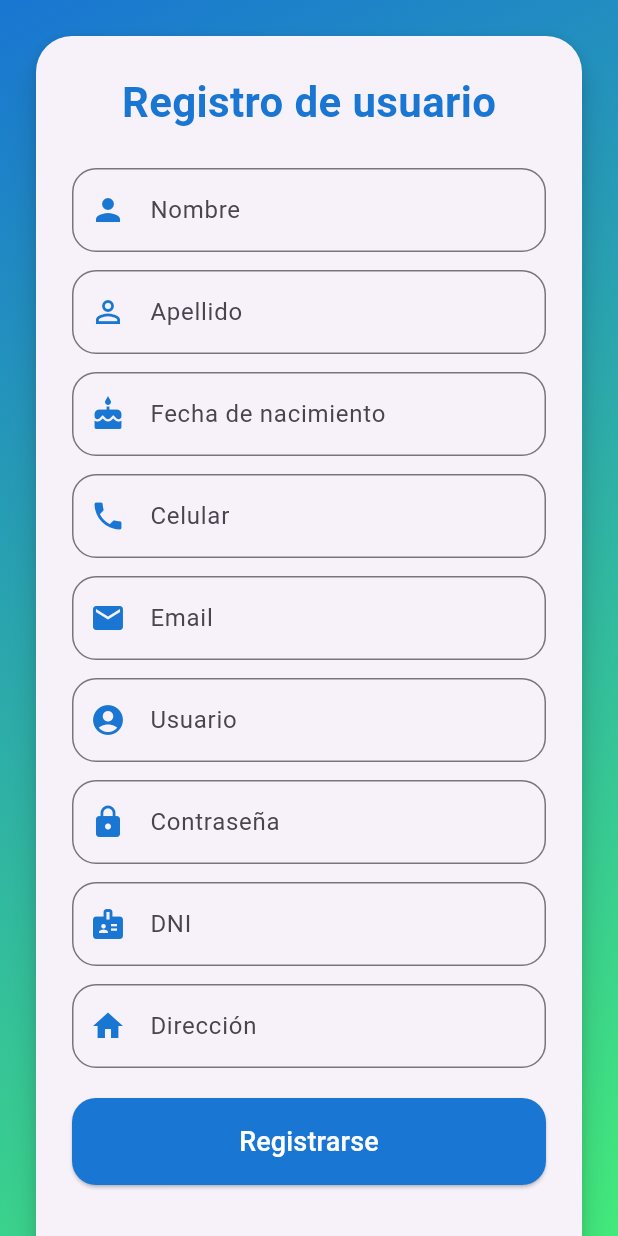
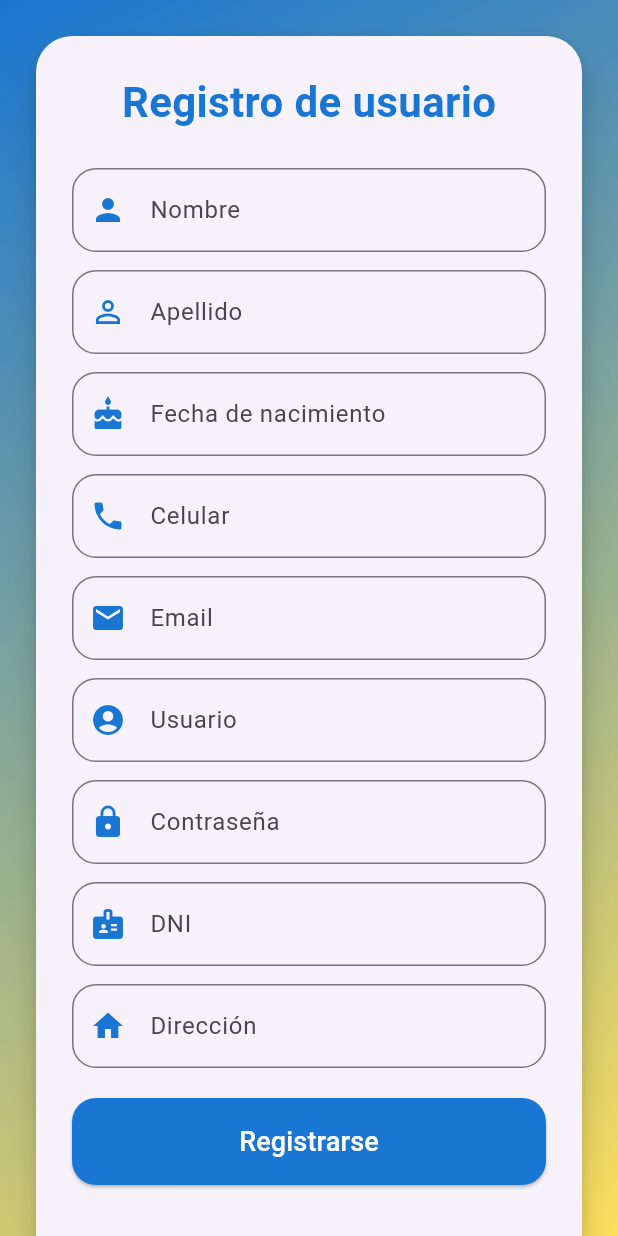
Before and after one commit to ExperimentDesign/eduspace-mobile, a Flutter app: the screen it shows after launch, after a tap on "Regístrate", on a phone screen of 412 x 824 dp. Run offline on Flutter 3.47's test engine with Material 3 defaults, Android fonts, the light colour scheme and no system bars; our stand-ins replace jwt_decoder, shared_preferences; network calls fail.

Commit message:
update: change background color

```diff
--- a/lib/views/classrooms/ClassroomsPage.dart
+++ b/lib/views/classrooms/ClassroomsPage.dart
@@ -249,7 +249,7 @@ class _ClassroomsPageState extends State<ClassroomsPage> {
       body: Container(
         decoration: const BoxDecoration(
           gradient: LinearGradient(
-            colors: [Color(0xFF1976D2), Color(0xFF43E97B)],
+            colors: [Color(0xFF1976D2), Color(0xFFFCDE5B)],
             begin: Alignment.topLeft,
             end: Alignment.bottomRight,
           ),
--- a/lib/views/home/HomePage.dart
+++ b/lib/views/home/HomePage.dart
@@ -21,7 +21,7 @@ class _HomePageState extends State<HomePage> {
   }
 
   Future<AdministratorProfile?> _loadAdminProfile() async {
-    final adminId = await getAdministratorIdFromToken();
+    final adminId = await getUserIdFromToken();
     if (adminId == null) return null;
     return await AdminService().getAdminById(adminId);
   }
@@ -40,7 +40,7 @@ class _HomePageState extends State<HomePage> {
       body: Container(
         decoration: const BoxDecoration(
           gradient: LinearGradient(
-            colors: [Color(0xFF1976D2), Color(0xFF43E97B)],
+            colors: [Color(0xFF1976D2), Color(0xFFFCDE5B)],
             begin: Alignment.topLeft,
             end: Alignment.bottomRight,
           ),
--- a/lib/views/iam/RegisterPage.dart
+++ b/lib/views/iam/RegisterPage.dart
@@ -84,7 +84,7 @@ class _RegisterPageState extends State<RegisterPage> {
       body: Container(
         decoration: const BoxDecoration(
           gradient: LinearGradient(
-            colors: [Color(0xFF1976D2), Color(0xFF43E97B)], // azul a verde
+            colors: [Color(0xFF1976D2), Color(0xFFFCDE5B)], // azul a verde
             begin: Alignment.topLeft,
             end: Alignment.bottomRight,
           ),
```
